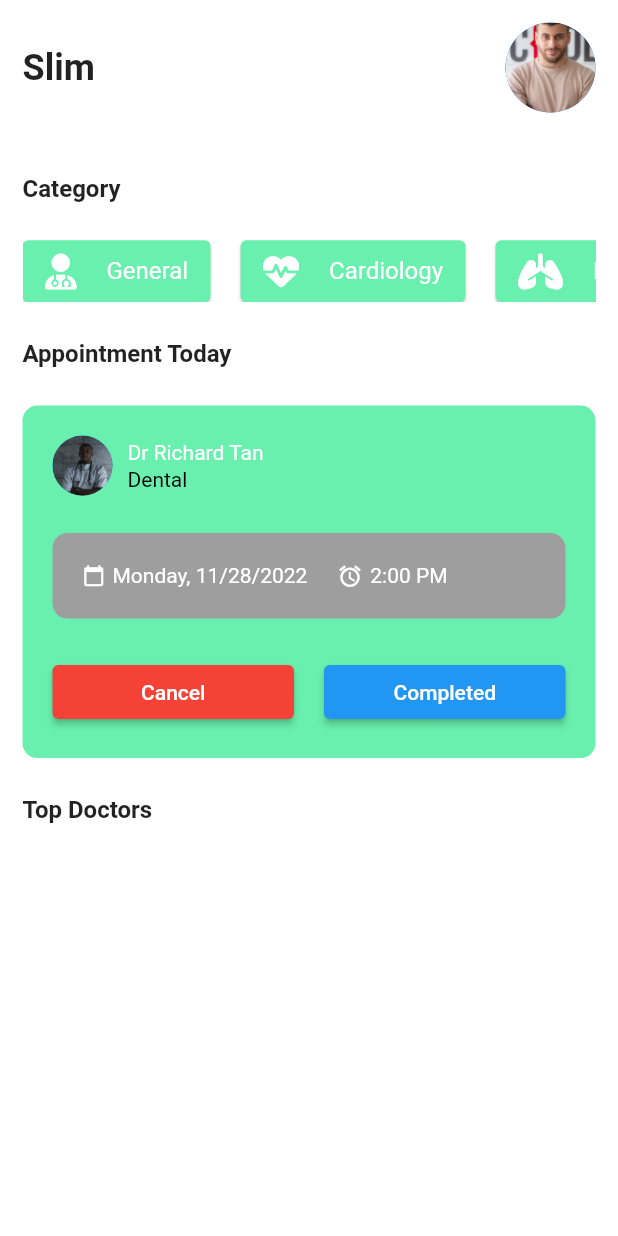
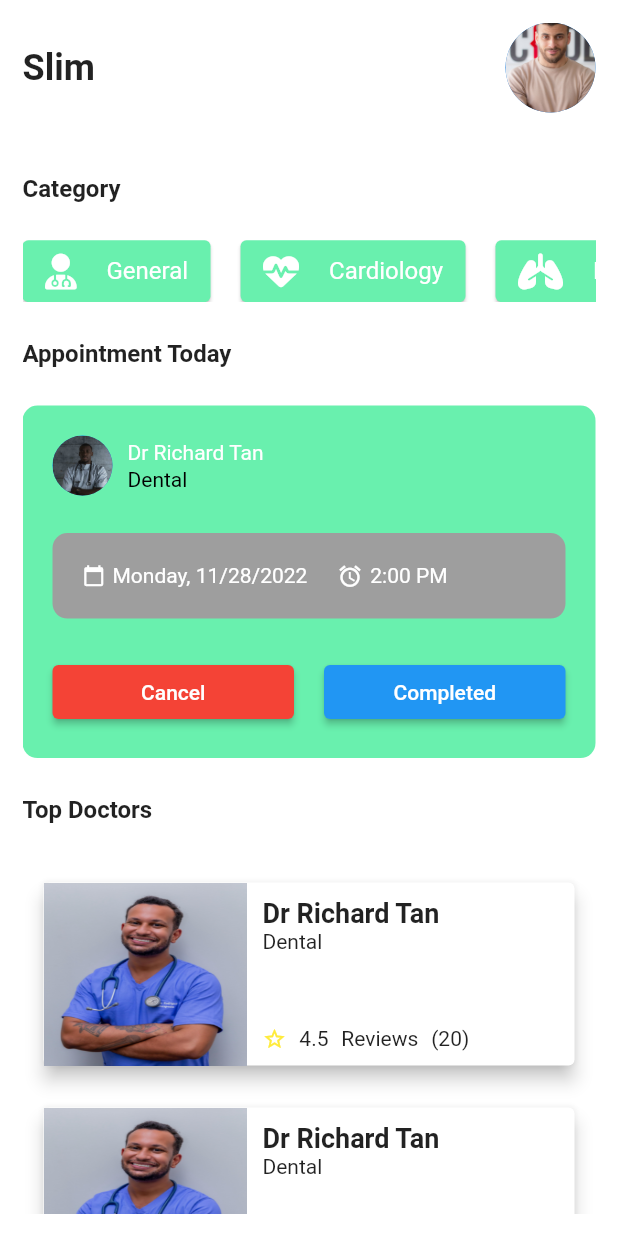
Before and after one commit to Amdounislim/Flutter_Doctor_appointment, a Flutter app: the HomePage screen opened directly, on a phone screen of 412 x 824 dp. Run offline on Flutter 3.47's test engine with Material 2 defaults, Android fonts, the phone set to English and light mode, and no system bars; our stand-ins replace font_awesome_flutter.

Commit message:
Doctor_Card_Widget

```diff
--- /dev/null
+++ b/lib/components/doctor_card.dart
@@ -0,0 +1,83 @@
+import 'package:doctor_appointment/utils/config.dart';
+import 'package:flutter/material.dart';
+
+class DoctorCard extends StatefulWidget {
+  const DoctorCard({super.key});
+
+  @override
+  State<DoctorCard> createState() => _DoctorCardState();
+}
+
+class _DoctorCardState extends State<DoctorCard> {
+  @override
+  Widget build(BuildContext context) {
+    return Container(
+      padding: const EdgeInsets.symmetric(horizontal: 10, vertical: 10),
+      height: 150,
+      child: GestureDetector(
+        child: Card(
+          elevation: 5,
+          color: Colors.white,
+          child: Row(
+            children: [
+              SizedBox(
+                width: Config.widthSize * 0.33,
+                child: Image.asset(
+                  'assets/doctor_2.jpg',
+                  fit: BoxFit.fill,
+                ),
+              ),
+              Flexible(
+                  child: Padding(
+                padding:
+                    const EdgeInsets.symmetric(horizontal: 10, vertical: 10),
+                child: Column(
+                  crossAxisAlignment: CrossAxisAlignment.start,
+                  children: <Widget>[
+                    Text(
+                      'Dr Richard Tan',
+                      style:
+                          TextStyle(fontSize: 18, fontWeight: FontWeight.bold),
+                    ),
+                    Text(
+                      'Dental',
+                      style: TextStyle(
+                          fontSize: 14, fontWeight: FontWeight.normal),
+                    ),
+                    const Spacer(),
+                    Row(
+                      mainAxisAlignment: MainAxisAlignment.start,
+                      children: const <Widget>[
+                        Icon(
+                          Icons.star_border,
+                          color: Colors.yellow,
+                          size: 16,
+                        ),
+                        Spacer(
+                          flex: 1,
+                        ),
+                        Text('4.5'),
+                        Spacer(
+                          flex: 1,
+                        ),
+                        Text('Reviews'),
+                        Spacer(
+                          flex: 1,
+                        ),
+                        Text('(20)'),
+                        Spacer(
+                          flex: 7,
+                        ),
+                      ],
+                    ),
+                  ],
+                ),
+              ))
+            ],
+          ),
+        ),
+        onTap: () {},
+      ),
+    );
+  }
+}
--- a/lib/screens/home_page.dart
+++ b/lib/screens/home_page.dart
@@ -1,4 +1,5 @@
 import 'package:doctor_appointment/components/appointment_card.dart';
+import 'package:doctor_appointment/components/doctor_card.dart';
 import 'package:doctor_appointment/utils/config.dart';
 import 'package:flutter/material.dart';
 import 'package:font_awesome_flutter/font_awesome_flutter.dart';
@@ -45,6 +46,7 @@ class _HomePageState extends State<HomePage> {
       body: Padding(
         padding: EdgeInsets.symmetric(horizontal: 15, vertical: 15),
         child: SafeArea(
+            child: SingleChildScrollView(
           child: Column(
             mainAxisAlignment: MainAxisAlignment.start,
             crossAxisAlignment: CrossAxisAlignment.start,
@@ -68,7 +70,8 @@ class _HomePageState extends State<HomePage> {
               Config.spaceMedium,
               Text(
                 "Category",
-              style: const TextStyle(fontSize: 16, fontWeight: FontWeight.bold),
+                style:
+                    const TextStyle(fontSize: 16, fontWeight: FontWeight.bold),
               ),
               Config.spaceSmall,
               SizedBox(
@@ -117,8 +120,14 @@ class _HomePageState extends State<HomePage> {
                 'Top Doctors',
                 style: TextStyle(fontSize: 16, fontWeight: FontWeight.bold),
               ),
-
+              Config.spaceSmall,
+              Column(
+                children: List.generate(10, (index) {
+                  return DoctorCard();
+                }),
+              )
             ],
+          ),
         )),
       ),
     );
```
Lines whose indentation alone changed are shown as unchanged.
